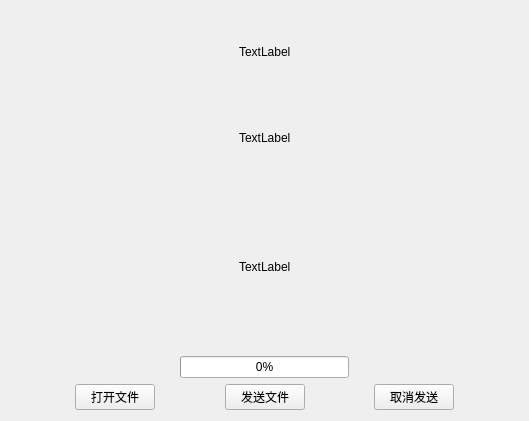
This is FileManagement/UploadFile.ui in hhyvs111/FileManagement as Qt 5 draws it before an edit. The edited form follows.
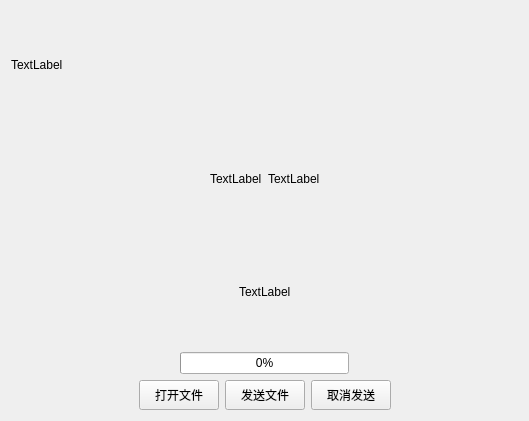
This is the edited form.

```diff
--- a/FileManagement/UploadFile.ui
+++ b/FileManagement/UploadFile.ui
@@ -19,7 +19,14 @@
   <property name="windowTitle">
    <string>Form</string>
   </property>
-  <layout class="QVBoxLayout" name="verticalLayout_2">
+  <layout class="QVBoxLayout" name="verticalLayout">
+   <item>
+    <widget class="QLabel" name="Drag">
+     <property name="text">
+      <string>TextLabel</string>
+     </property>
+    </widget>
+   </item>
    <item>
     <layout class="QHBoxLayout" name="horizontalLayout_5">
      <item>
@@ -36,7 +43,7 @@
       </spacer>
      </item>
      <item>
-      <layout class="QVBoxLayout" name="verticalLayout">
+      <layout class="QHBoxLayout" name="horizontalLayout_3">
        <item>
         <widget class="QLabel" name="mFileIcon">
          <property name="text">
@@ -159,46 +166,68 @@
      </item>
      <item>
       <widget class="QPushButton" name="selectBtn">
+       <property name="sizePolicy">
+        <sizepolicy hsizetype="Minimum" vsizetype="Minimum">
+         <horstretch>0</horstretch>
+         <verstretch>0</verstretch>
+        </sizepolicy>
+       </property>
+       <property name="minimumSize">
+        <size>
+         <width>80</width>
+         <height>30</height>
+        </size>
+       </property>
+       <property name="maximumSize">
+        <size>
+         <width>80</width>
+         <height>30</height>
+        </size>
+       </property>
        <property name="text">
         <string>打开文件</string>
        </property>
       </widget>
      </item>
-     <item>
-      <spacer name="horizontalSpacer">
-       <property name="orientation">
-        <enum>Qt::Horizontal</enum>
-       </property>
-       <property name="sizeHint" stdset="0">
-        <size>
-         <width>40</width>
-         <height>20</height>
-        </size>
-       </property>
-      </spacer>
-     </item>
      <item>
       <widget class="QPushButton" name="sendBtn">
+       <property name="sizePolicy">
+        <sizepolicy hsizetype="Minimum" vsizetype="Minimum">
+         <horstretch>0</horstretch>
+         <verstretch>0</verstretch>
+        </sizepolicy>
+       </property>
+       <property name="minimumSize">
+        <size>
+         <width>80</width>
+         <height>30</height>
+        </size>
+       </property>
+       <property name="maximumSize">
+        <size>
+         <width>80</width>
+         <height>30</height>
+        </size>
+       </property>
        <property name="text">
         <string>发送文件</string>
        </property>
       </widget>
      </item>
-     <item>
-      <spacer name="horizontalSpacer_2">
-       <property name="orientation">
-        <enum>Qt::Horizontal</enum>
-       </property>
-       <property name="sizeHint" stdset="0">
-        <size>
-         <width>40</width>
-         <height>20</height>
-        </size>
-       </property>
-      </spacer>
-     </item>
      <item>
       <widget class="QPushButton" name="cancelBtn">
+       <property name="minimumSize">
+        <size>
+         <width>80</width>
+         <height>30</height>
+        </size>
+       </property>
+       <property name="maximumSize">
+        <size>
+         <width>80</width>
+         <height>30</height>
+        </size>
+       </property>
        <property name="text">
         <string>取消发送</string>
        </property>
```
